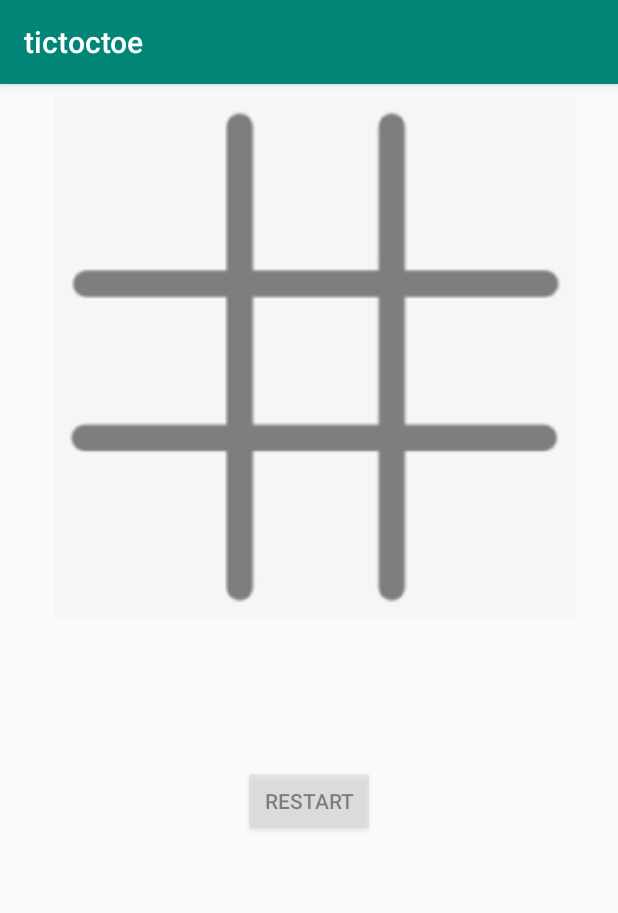
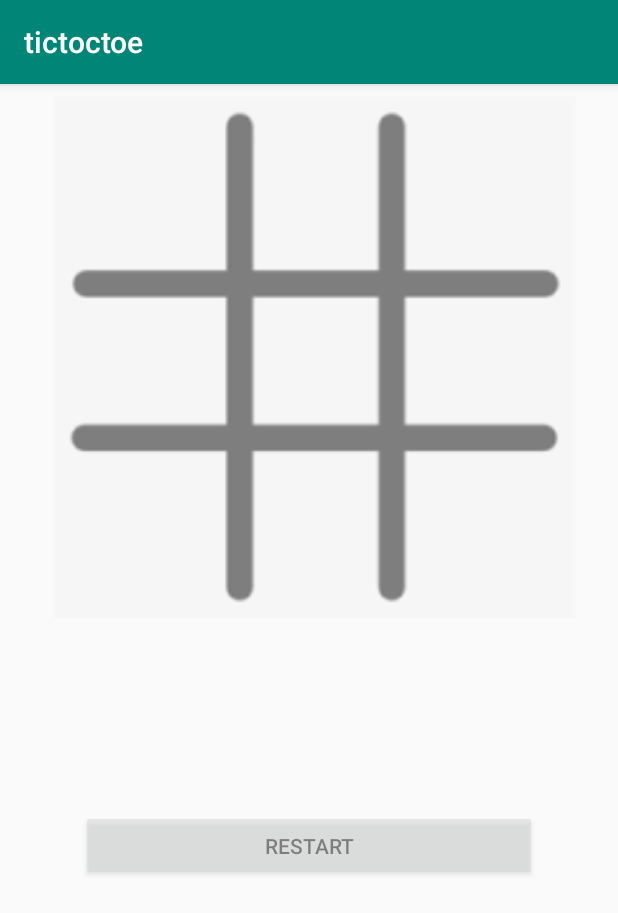
Before and after one commit to pankajpahuja1/tictoctoe, an Android app: the screen it shows after launch (MainActivity), on a phone screen of 412 x 824 dp. Shown: the top 913 px of the screen. Run offline under Robolectric (Android 15) with nearby library versions, the phone set to English and light mode, and no system bars.

Commit message:
added sound functionalities and layout improvement

```diff
--- a/app/src/main/java/com/example/pankaj0001/tictoctoe/MainActivity.java
+++ b/app/src/main/java/com/example/pankaj0001/tictoctoe/MainActivity.java
@@ -1,6 +1,7 @@
 package com.example.pankaj0001.tictoctoe;
 
 import android.content.Intent;
+import android.media.MediaPlayer;
 import android.support.v7.app.AppCompatActivity;
 import android.os.Bundle;
 import android.util.Log;
@@ -12,12 +13,13 @@ import android.widget.ImageView;
 import android.widget.Toast;
 
 public class MainActivity extends AppCompatActivity {
+    MediaPlayer mpalyer;
 
 
 
 
 
-//1=cross 0=o
+//1=tom 0=jerry
     int activeP = 1;
     //default values for trigger=2
     //if trigger has value 8 then cross tapped and if trigger has 9 then o
@@ -64,6 +66,8 @@ public class MainActivity extends AppCompatActivity {
 
             if (activeP == 1) {
                 i.setImageResource(R.drawable.tom);
+
+
              /*   Log.d("haha",trigger[0]+"");
                i.animate().rotation(60f).setDuration(30000);
                 Log.d("hahaha",trigger[0]+"");
@@ -81,7 +85,7 @@ public class MainActivity extends AppCompatActivity {
                 trigger[tapped]=9;
 
             }
-
+                //player 1 wins game over
 
             i.animate().translationXBy(1000f).rotation(360f).setDuration(300);
             if((trigger[0]==8&&trigger[4]==8&&trigger[8]==8)
@@ -98,12 +102,19 @@ public class MainActivity extends AppCompatActivity {
 
                // Log.d("haha",trigger[0]+"");
                 ImageView win = findViewById(R.id.p1win);
+                for(int j=0;j<9;j++)
+                    trigger[j]=8;
                 win.setAlpha(1f);
-                Toast toast = Toast.makeText(getApplicationContext(),"player 1 wins",Toast.LENGTH_LONG);
-                toast.show();
+                mpalyer = MediaPlayer.create(this,R.raw.tandj);
+                mpalyer.start();
+               // Toast toast = Toast.makeText(getApplicationContext(),"player 1 wins",Toast.LENGTH_LONG);
+               // toast.show();
                 // System.out.println(trigger[0]+trigger[4]+trigger[8]);
 
             }
+
+            //player 2 wins toast
+
             else if((trigger[0]==9&&trigger[4]==9&&trigger[8]==9)
                     ||(trigger[2]==9&&trigger[4]==9&&trigger[6]==9)
                     ||(trigger[3]==9&&trigger[8]==9&&trigger[5]==9)
@@ -117,15 +128,21 @@ public class MainActivity extends AppCompatActivity {
             {
 
                // Log.d("haha",trigger[0]+"");
-                Toast toast = Toast.makeText(getApplicationContext(),"player 2 wins",Toast.LENGTH_LONG);
-                toast.show();
+               // Toast toast = Toast.makeText(getApplicationContext(),"player 2 wins",Toast.LENGTH_LONG);
+               // toast.show();
                 ImageView win = findViewById(R.id.p2win);
+                for(int j=0;j<9;j++)
+                    trigger[j]=9;
                 win.setAlpha(1f);
+                mpalyer = MediaPlayer.create(this,R.raw.tandj);
+                mpalyer.start();
                 // System.out.println(trigger[0]+trigger[4]+trigger[8]);
 
             }
 
         }
+
+        //already tapped place
         else
         {
             Toast  toast=Toast.makeText(getApplicationContext(),"invalid action",Toast.LENGTH_SHORT);
@@ -137,6 +154,7 @@ public class MainActivity extends AppCompatActivity {
         Intent intent = getIntent();
 
         finish();
+        mpalyer.stop();
         startActivity(intent);
        // startActivity(MainActivity.class,getIntent());
 
--- a/app/src/main/res/layout/activity_main.xml
+++ b/app/src/main/res/layout/activity_main.xml
@@ -126,44 +126,44 @@
 
     <ImageView
         android:id="@+id/p1win"
-        android:layout_width="361dp"
-        android:layout_height="118dp"
-        android:layout_marginStart="24dp"
-        android:layout_marginTop="8dp"
-        android:layout_marginEnd="8dp"
-        android:layout_marginBottom="8dp"
-        android:contentDescription="@string/desc"
-        android:alpha="0"
-        app:layout_constraintBottom_toBottomOf="parent"
-        app:layout_constraintStart_toStartOf="parent"
-        app:layout_constraintTop_toBottomOf="@+id/gd1"
-        app:layout_constraintVertical_bias="0.851"
-        app:srcCompat="@drawable/p1win"
-        android:tag="p1w"/>
-
-    <ImageView
-        android:id="@+id/p2win"
-        android:layout_width="368dp"
-        android:layout_height="115dp"
-        android:layout_marginStart="20dp"
+        android:layout_width="231dp"
+        android:layout_height="104dp"
+        android:layout_marginStart="40dp"
         android:layout_marginTop="8dp"
         android:layout_marginEnd="8dp"
         android:layout_marginBottom="8dp"
         android:alpha="0"
         android:contentDescription="@string/desc"
+        android:tag="p1w"
+        app:layout_constraintBottom_toBottomOf="parent"
+        app:layout_constraintEnd_toEndOf="parent"
+        app:layout_constraintHorizontal_bias="0.393"
+        app:layout_constraintStart_toStartOf="parent"
+        app:layout_constraintTop_toBottomOf="@+id/button"
+        app:srcCompat="@drawable/p1win" />
+
+    <ImageView
+        android:id="@+id/p2win"
+        android:layout_width="244dp"
+        android:layout_height="92dp"
+        android:layout_marginStart="20dp"
+        android:layout_marginEnd="8dp"
+        android:layout_marginBottom="8dp"
+        android:alpha="0"
+        android:contentDescription="@string/desc"
+        app:layout_constraintTop_toBottomOf="@+id/button"
         android:tag="p2w"
         app:layout_constraintBottom_toBottomOf="parent"
         app:layout_constraintEnd_toEndOf="parent"
+        app:layout_constraintHorizontal_bias="0.455"
         app:layout_constraintStart_toStartOf="parent"
-        app:layout_constraintTop_toBottomOf="@+id/gd1"
-        app:layout_constraintVertical_bias="0.84"
         app:srcCompat="@drawable/p2wins" />
 
     <Button
         android:id="@+id/button"
-        android:layout_width="wrap_content"
-        android:layout_height="wrap_content"
-        android:layout_marginTop="8dp"
+        android:layout_width="304dp"
+        android:layout_height="47dp"
+        android:layout_marginTop="64dp"
         android:layout_marginBottom="8dp"
         android:alpha="0.5"
         android:onClick="restart"
@@ -171,6 +171,7 @@
         app:layout_constraintBottom_toTopOf="@+id/p2win"
         app:layout_constraintEnd_toEndOf="parent"
         app:layout_constraintStart_toStartOf="parent"
-        app:layout_constraintTop_toBottomOf="@+id/gd1" />
+        app:layout_constraintTop_toBottomOf="@+id/gd1"
+        app:layout_constraintVertical_bias="0.0" />
 
 </android.support.constraint.ConstraintLayout>
```
Also changed, not shown: app/src/main/res/drawable/cross.png (deleted), app/src/main/res/drawable/o.jpg (deleted), app/src/main/res/drawable/tom.jpg (deleted).
